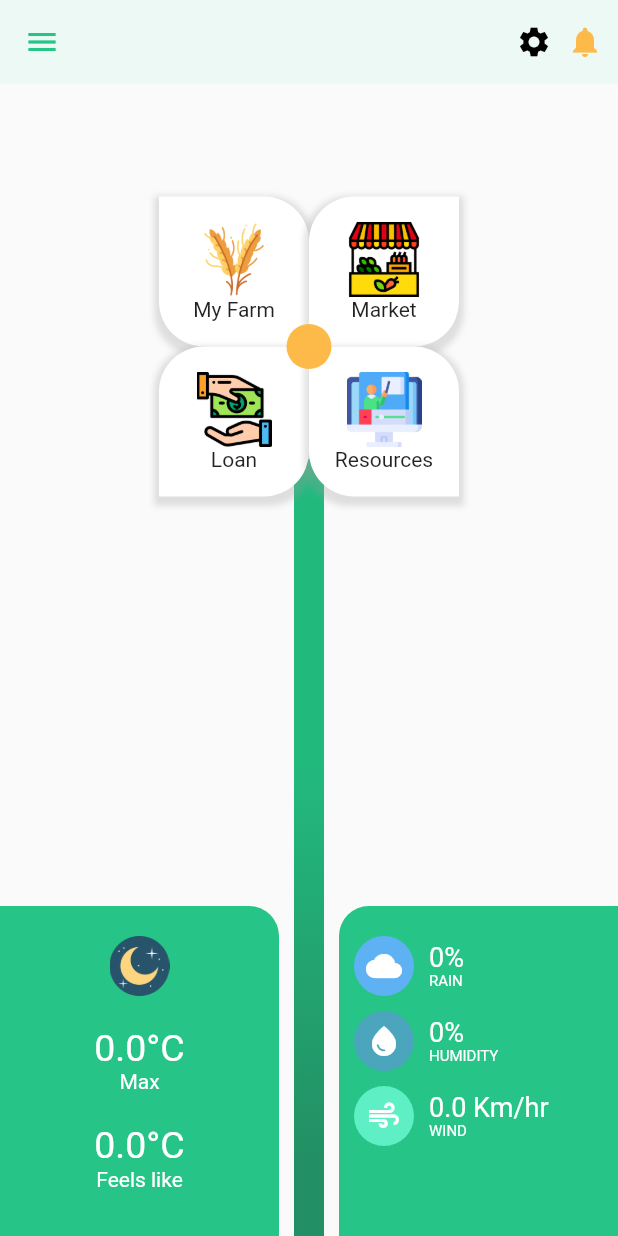
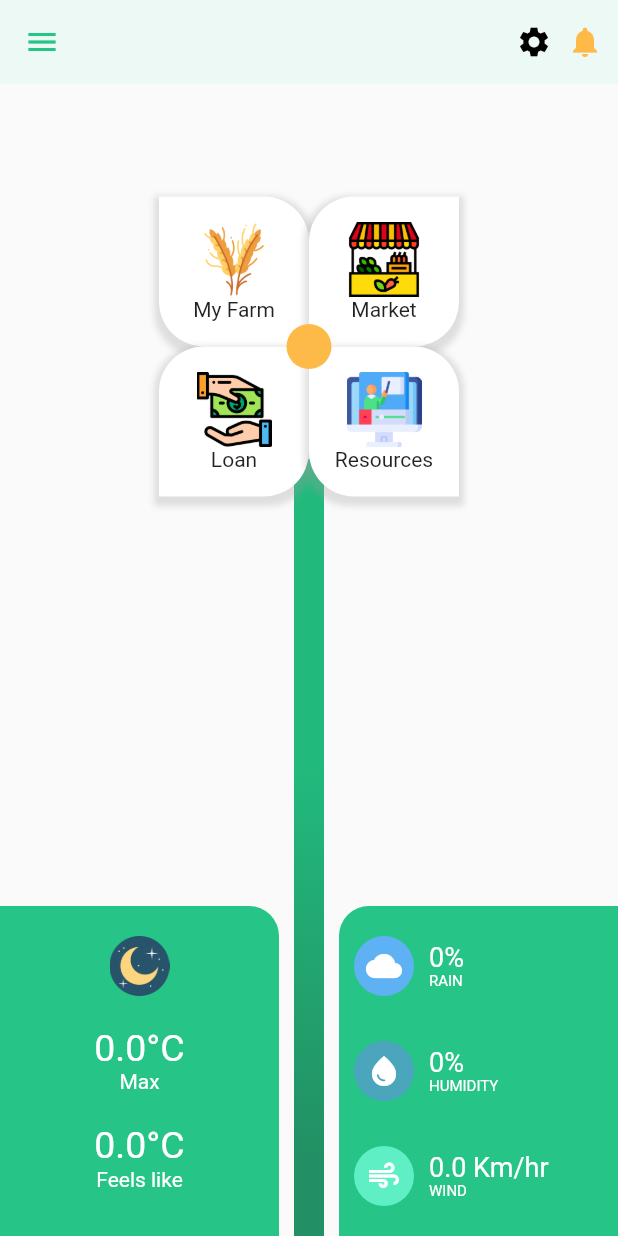
Before and after one commit to viraj-2393/e-farmer, a Flutter app: the screen it shows after launch, on a phone screen of 412 x 824 dp. Run offline on Flutter 3.47's test engine with Material 2 defaults, Android fonts, the phone set to English and light mode, and no system bars; our stand-ins replace geolocator.

Commit message:
Homescreen footer right weather data spaced evenly

```diff
--- a/lib/screens/homescreen.dart
+++ b/lib/screens/homescreen.dart
@@ -91,8 +91,9 @@ class HomeScreen extends StatelessWidget{
                             padding: const EdgeInsets.all(10),
                             child: Column(
                               crossAxisAlignment: CrossAxisAlignment.center,
+                              mainAxisAlignment: MainAxisAlignment.spaceEvenly,
                               children: [
-                                const SizedBox(height: 10,),
+                                //const SizedBox(height: 10,),
                                 WeatherPlates(Icons.cloud,'${realtimeData.rain_possibility}%','RAIN',const Color(0xff5EB2F4)),
                                 const SizedBox(height: 10,),
                                 WeatherPlates(Icons.water_drop,'${realtimeData.humidity}%','HUMIDITY',const Color(0xff4BA5BD)),
@@ -127,7 +128,7 @@ class HomeScreen extends StatelessWidget{
                       child: Container(
                         height: 30,
                         width: 30,
-                        decoration: BoxDecoration(
+                        decoration: const BoxDecoration(
                           shape: BoxShape.circle,
                           color: Color(0xffFEBA48),
                         ),
```
